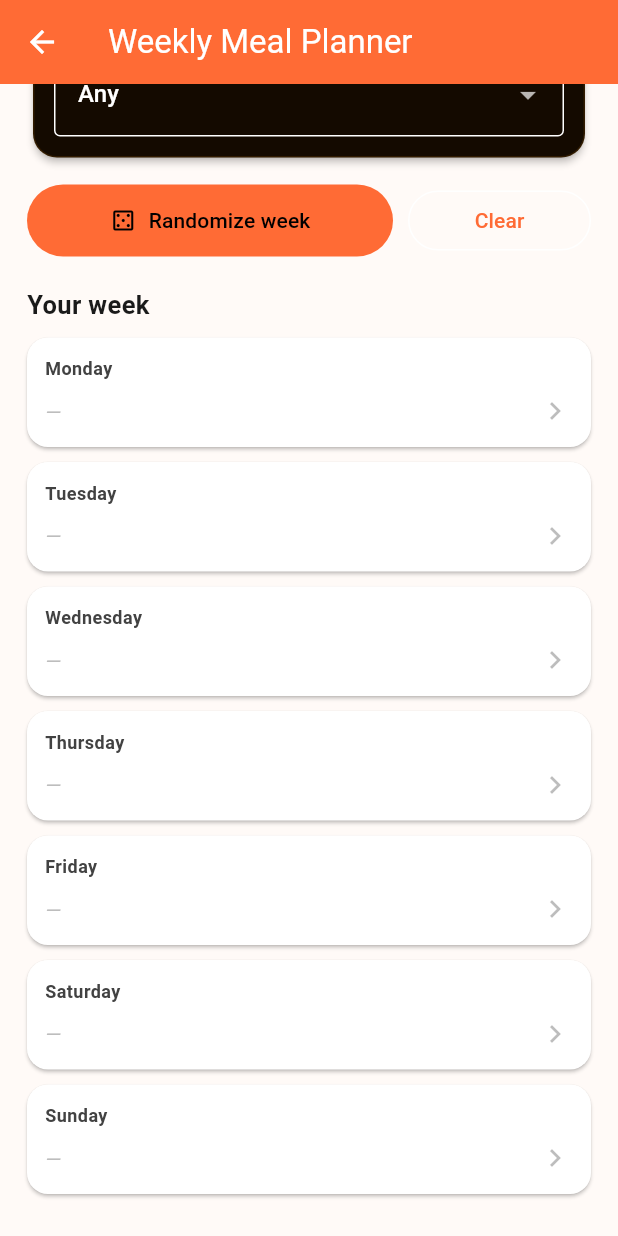
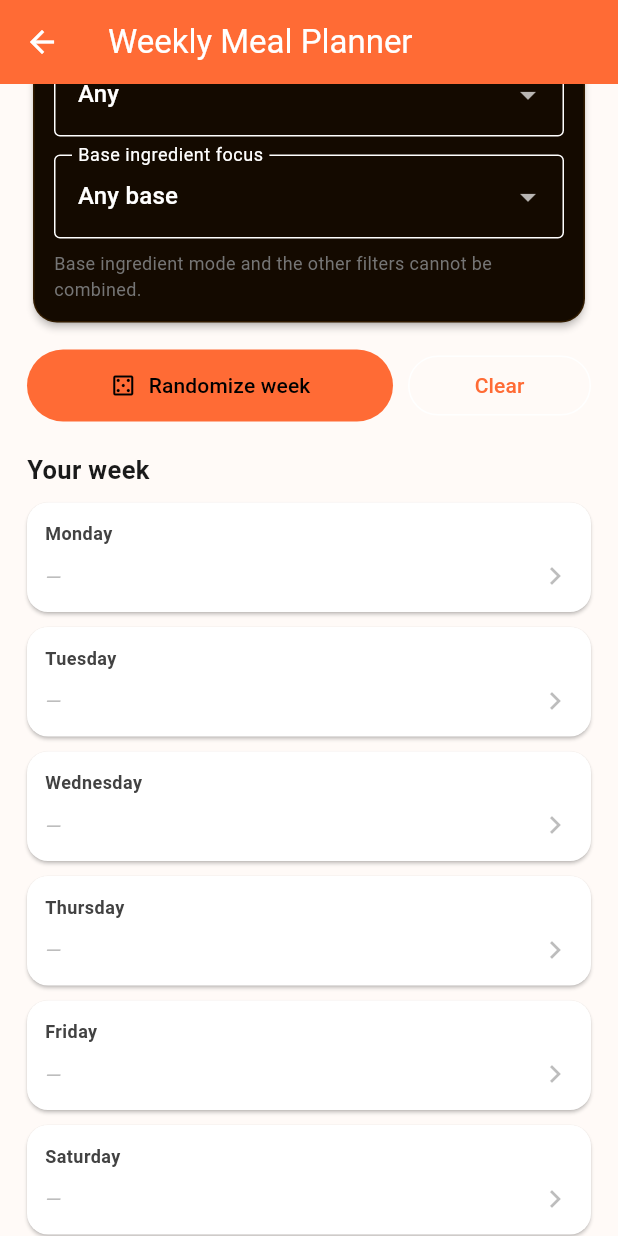
Before and after one commit to sarauh-codes/chefgpt-overall, a Flutter app: the MealPlannerScreen screen opened directly, scrolled down 370 dp, on a phone screen of 412 x 824 dp. Run offline on Flutter 3.47's test engine with Material 3 defaults, Android fonts, the phone set to English and light mode, and no system bars; our stand-ins replace cross_file, fl_chart, image_picker, pdf, printing, share_plus and 1 more; missing offline and left inert: record; accounts and stored records are empty; network calls fail; Roboto replaces fonts that are missing (Poppins).

Commit message:
based ingredient on weekly meal planner on mobile

```diff
--- a/chefgpt_app/lib/screens/meal_planner_screen.dart
+++ b/chefgpt_app/lib/screens/meal_planner_screen.dart
@@ -21,6 +21,7 @@
 
   String? _selectedCuisine;
   String _difficulty = 'any';
+  String _baseIngredient = '';
 
   List<String> _cuisines = [];
   int _mealPlanValidDays = 7;
@@ -32,6 +33,16 @@
   String _error = '';
 
   static const Color _accent = Color(0xFFFF6B35);
+
+  bool get _usingBaseMode => _baseIngredient.trim().isNotEmpty;
+
+  bool get _usingOtherMode {
+    final hasCuisine = _selectedCuisine != null && _selectedCuisine!.trim().isNotEmpty;
+    final hasMaxCal = _maxCalController.text.trim().isNotEmpty;
+    final hasMinRating = _minRatingController.text.trim().isNotEmpty;
+    final hasDifficulty = _difficulty != 'any';
+    return hasCuisine || hasMaxCal || hasMinRating || hasDifficulty;
+  }
 
   Future<String> _token() async {
     final prefs = await SharedPreferences.getInstance();
@@ -128,20 +139,27 @@
     final token = await _token();
     try {
       final payload = <String, dynamic>{
-        'difficulty': _difficulty,
+        'difficulty': _usingBaseMode ? 'any' : _difficulty,
       };
-      if (_selectedCuisine != null && _selectedCuisine!.trim().isNotEmpty) {
+      if (!_usingBaseMode &&
+          _selectedCuisine != null &&
+          _selectedCuisine!.trim().isNotEmpty) {
         payload['cuisine'] = _selectedCuisine!.trim();
       }
       final mc = _maxCalController.text.trim();
-      if (mc.isNotEmpty) {
+      if (!_usingBaseMode && mc.isNotEmpty) {
         final c = int.tryParse(mc);
-        if (c != null) payload['max_calories'] = c;
+        if (c != null) {
+          payload['max_calories'] = c;
+        }
       }
       final mr = _minRatingController.text.trim();
-      if (mr.isNotEmpty) {
+      if (!_usingBaseMode && mr.isNotEmpty) {
         final r = double.tryParse(mr);
         if (r != null) payload['min_rating'] = r;
+      }
+      if (_usingBaseMode) {
+        payload['base_ingredient'] = _baseIngredient.trim();
       }
 
       final response = await http
@@ -345,12 +363,14 @@
                                           overflow: TextOverflow.ellipsis),
                                     )),
                               ],
-                              onChanged: (v) =>
-                                  setState(() => _selectedCuisine = v),
+                              onChanged: (_loadingAction || _usingBaseMode)
+                                  ? null
+                                  : (v) => setState(() => _selectedCuisine = v),
                             ),
                             const SizedBox(height: 12),
                             TextField(
                               controller: _maxCalController,
+                              enabled: !_loadingAction && !_usingBaseMode,
                               keyboardType: TextInputType.number,
                               decoration: const InputDecoration(
                                 labelText: 'Max calories per meal',
@@ -360,6 +380,7 @@
                             const SizedBox(height: 12),
                             TextField(
                               controller: _minRatingController,
+                              enabled: !_loadingAction && !_usingBaseMode,
                               keyboardType:
                                   const TextInputType.numberWithOptions(
                                       decimal: true),
@@ -384,10 +405,43 @@
                                 DropdownMenuItem(
                                     value: 'hard', child: Text('Hard')),
                               ],
-                              onChanged: _loadingAction
+                              onChanged: (_loadingAction || _usingBaseMode)
                                   ? null
                                   : (v) => setState(
                                       () => _difficulty = v ?? 'any'),
+                            ),
+                            const SizedBox(height: 12),
+                            DropdownButtonFormField<String>(
+                              decoration: const InputDecoration(
+                                labelText: 'Base ingredient focus',
+                                border: OutlineInputBorder(),
+                              ),
+                              value: _baseIngredient,
+                              items: const [
+                                DropdownMenuItem(
+                                    value: '', child: Text('Any base')),
+                                DropdownMenuItem(
+                                    value: 'rice', child: Text('Rice')),
+                                DropdownMenuItem(
+                                    value: 'pasta', child: Text('Pasta')),
+                                DropdownMenuItem(
+                                    value: 'noodles', child: Text('Noodles')),
+                                DropdownMenuItem(
+                                    value: 'potato', child: Text('Potato')),
+                                DropdownMenuItem(
+                                    value: 'bread', child: Text('Bread')),
+                                DropdownMenuItem(
+                                    value: 'quinoa', child: Text('Quinoa')),
+                              ],
+                              onChanged: (_loadingAction || _usingOtherMode)
+                                  ? null
+                                  : (v) => setState(
+                                      () => _baseIngredient = v ?? ''),
+                            ),
+                            const SizedBox(height: 8),
+                            Text(
+                              'Base ingredient mode and the other filters cannot be combined.',
+                              style: TextStyle(fontSize: 12, color: Colors.grey[600]),
                             ),
                           ],
                         ),
```
Also changed, not shown: 1 other file.
